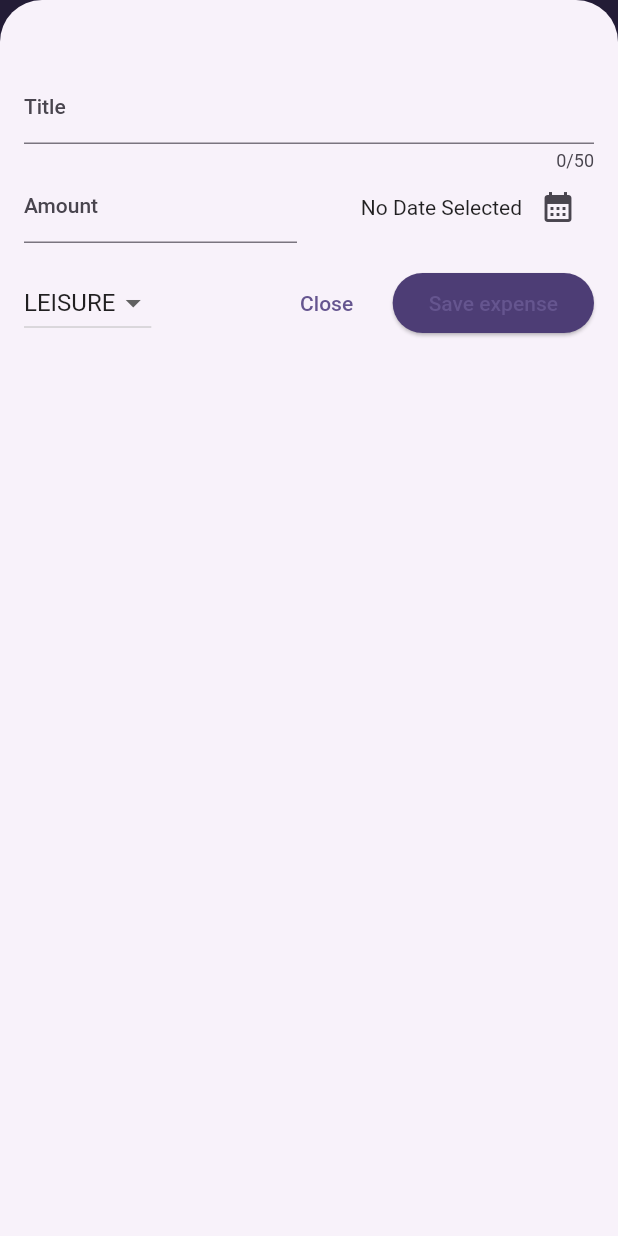
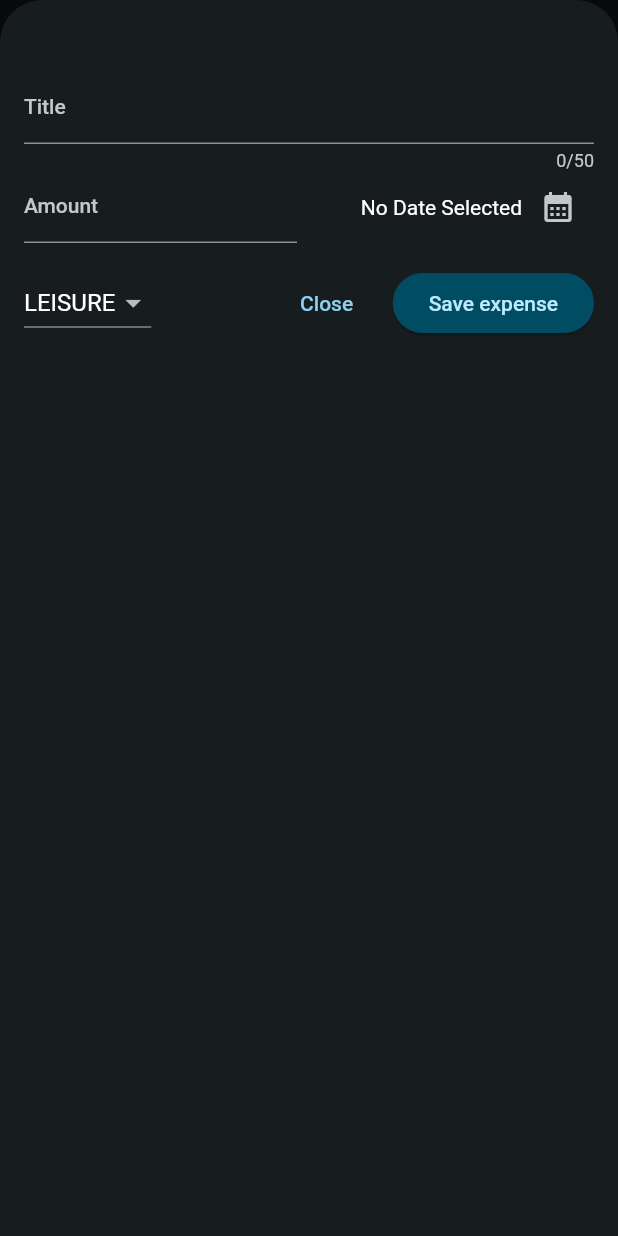
Before and after one commit to NdersCode/app_004, a Flutter app: the screen it shows after launch, after a tap on the "add" icon, on a phone screen of 412 x 824 dp. Run offline on Flutter 3.47's test engine with Material 2 defaults, Android fonts, the phone set to English and light mode, and no system bars.

Commit message:
Latest Commit

```diff
--- a/lib/main.dart
+++ b/lib/main.dart
@@ -6,9 +6,28 @@
   seedColor: const Color.fromARGB(255, 96, 59, 181),
 );
 
+var kDarkColorScheme = ColorScheme.fromSeed(
+  brightness: Brightness.dark,
+  seedColor: const Color.fromARGB(255, 5, 99, 125),
+);
+
 void main() {
   runApp(
     MaterialApp(
+      darkTheme: ThemeData.dark().copyWith(
+        useMaterial3: true,
+        colorScheme: kDarkColorScheme,
+        cardTheme: const CardTheme().copyWith(
+          color: kDarkColorScheme.secondaryContainer,
+          margin: const EdgeInsets.symmetric(horizontal: 16, vertical: 8),
+        ),
+        elevatedButtonTheme: ElevatedButtonThemeData(
+          style: ElevatedButton.styleFrom(
+            backgroundColor: kDarkColorScheme.primaryContainer,
+            foregroundColor: kDarkColorScheme.onPrimaryContainer,
+          ),
+        ),
+      ),
       theme: ThemeData().copyWith(
         useMaterial3: true,
         colorScheme: kColorScheme,
@@ -33,6 +52,7 @@
               ),
             ),
       ),
+      themeMode: ThemeMode.dark,
       home: const Expenses(),
     ),
   );
--- a/lib/models/expense.dart
+++ b/lib/models/expense.dart
@@ -2,13 +2,13 @@
 import 'package:flutter/material.dart';
 import 'package:intl/intl.dart';
 
-final formatter =DateFormat.yMd();
+final formatter = DateFormat.yMd();
 
 const uuid = Uuid();
 
 enum Category { food, travel, leisure, work }
 
-const categoryIcons={
+const categoryIcons = {
   Category.food: Icons.lunch_dining,
   Category.travel: Icons.flight_takeoff,
   Category.leisure: Icons.movie,
@@ -29,7 +29,31 @@
   final DateTime date;
   final Category category;
 
-  String get formattedDate{
+  String get formattedDate {
     return formatter.format(date);
   }
 }
+
+class ExpenseBucket {
+  const ExpenseBucket({
+    required this.category,
+    required this.expenses,
+  });
+
+  ExpenseBucket.forCategory(List<Expense> allExpense, this.category)
+      : expenses = allExpense
+            .where((expense) => expense.category == category)
+            .toList();
+
+  final Category category;
+  final List<Expense> expenses;
+
+  double get totalExpenses {
+    double sum = 0;
+
+    for (final expense in expenses) {
+      sum += expense.amount;
+    }
+    return sum;
+  }
+}
--- /dev/null
+++ b/lib/widgets/chart/chart.dart
@@ -0,0 +1,95 @@
+import 'package:app_004/models/expense.dart';
+import 'package:flutter/material.dart';
+
+import 'chart_bar.dart';
+
+class Chart extends StatelessWidget {
+  const Chart({super.key, required this.expenses});
+
+  final List<Expense> expenses;
+
+  List<ExpenseBucket> get buckets {
+    return [
+      ExpenseBucket.forCategory(expenses, Category.food),
+      ExpenseBucket.forCategory(expenses, Category.leisure),
+      ExpenseBucket.forCategory(expenses, Category.travel),
+      ExpenseBucket.forCategory(expenses, Category.work),
+    ];
+  }
+
+  double get maxTotalExpense {
+    double maxTotalExpense = 0;
+
+    for (final bucket in buckets) {
+      if (bucket.totalExpenses > maxTotalExpense) {
+        maxTotalExpense = bucket.totalExpenses;
+      }
+    }
+
+    return maxTotalExpense;
+  }
+
+  @override
+  Widget build(BuildContext context) {
+    final isDarkMode =
+        MediaQuery.of(context).platformBrightness == Brightness.dark;
+    return Container(
+      margin: const EdgeInsets.all(16),
+      padding: const EdgeInsets.symmetric(
+        vertical: 16,
+        horizontal: 8,
+      ),
+      width: double.infinity,
+      height: 180,
+      decoration: BoxDecoration(
+        borderRadius: BorderRadius.circular(8),
+        gradient: LinearGradient(
+          colors: [
+            Theme.of(context).colorScheme.primary.withOpacity(0.3),
+            Theme.of(context).colorScheme.primary.withOpacity(0.0)
+          ],
+          begin: Alignment.bottomCenter,
+          end: Alignment.topCenter,
+        ),
+      ),
+      child: Column(
+        children: [
+          Expanded(
+            child: Row(
+              crossAxisAlignment: CrossAxisAlignment.end,
+              children: [
+                for (final bucket in buckets) // alternative to map()
+                  ChartBar(
+                    fill: bucket.totalExpenses == 0
+                        ? 0
+                        : bucket.totalExpenses / maxTotalExpense,
+                  )
+              ],
+            ),
+          ),
+          const SizedBox(height: 12),
+          Row(
+            children: buckets
+                .map(
+                  (bucket) => Expanded(
+                    child: Padding(
+                      padding: const EdgeInsets.symmetric(horizontal: 4),
+                      child: Icon(
+                        categoryIcons[bucket.category],
+                        color: isDarkMode
+                            ? Theme.of(context).colorScheme.secondary
+                            : Theme.of(context)
+                                .colorScheme
+                                .primary
+                                .withOpacity(0.7),
+                      ),
+                    ),
+                  ),
+                )
+                .toList(),
+          )
+        ],
+      ),
+    );
+  }
+}
--- /dev/null
+++ b/lib/widgets/chart/chart_bar.dart
@@ -0,0 +1,34 @@
+import 'package:flutter/material.dart';
+
+class ChartBar extends StatelessWidget {
+  const ChartBar({
+    super.key,
+    required this.fill,
+  });
+
+  final double fill;
+
+  @override
+  Widget build(BuildContext context) {
+    final isDarkMode =
+        MediaQuery.of(context).platformBrightness == Brightness.dark;
+    return Expanded(
+      child: Padding(
+        padding: const EdgeInsets.symmetric(horizontal: 4),
+        child: FractionallySizedBox(
+          heightFactor: fill,
+          child: DecoratedBox(
+            decoration: BoxDecoration(
+              shape: BoxShape.rectangle,
+              borderRadius:
+                  const BorderRadius.vertical(top: Radius.circular(8)),
+              color: isDarkMode
+                  ? Theme.of(context).colorScheme.secondary
+                  : Theme.of(context).colorScheme.primary.withOpacity(0.65),
+            ),
+          ),
+        ),
+      ),
+    );
+  }
+}
--- a/lib/widgets/expenses.dart
+++ b/lib/widgets/expenses.dart
@@ -2,6 +2,7 @@
 import 'package:app_004/models/expense.dart';
 import 'package:app_004/widgets/new_expense.dart';
 import 'package:flutter/material.dart';
+import 'chart/chart.dart';
 
 class Expenses extends StatefulWidget {
   const Expenses({super.key});
@@ -93,7 +94,7 @@
       ),
       body: Column(
         children: [
-          const Text('Chart'),
+          Chart(expenses: _registeredExpenses),
           Expanded(
             child: mainContent,
           )
```
